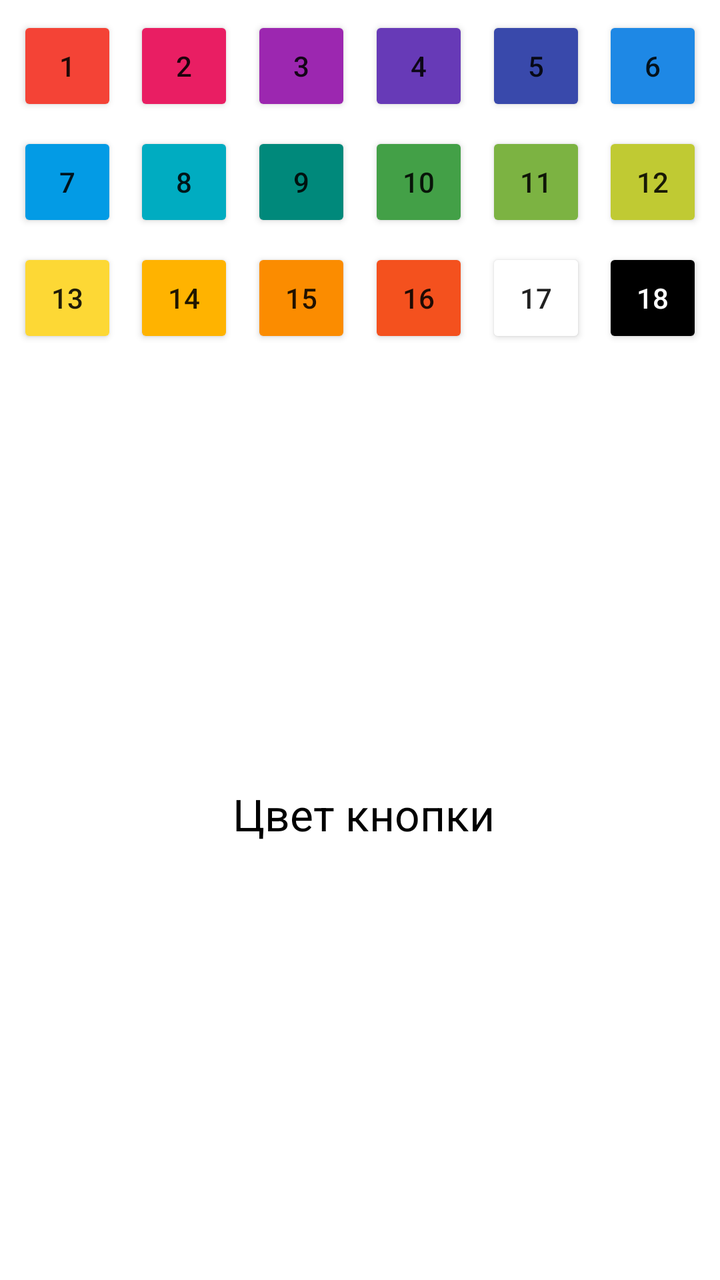
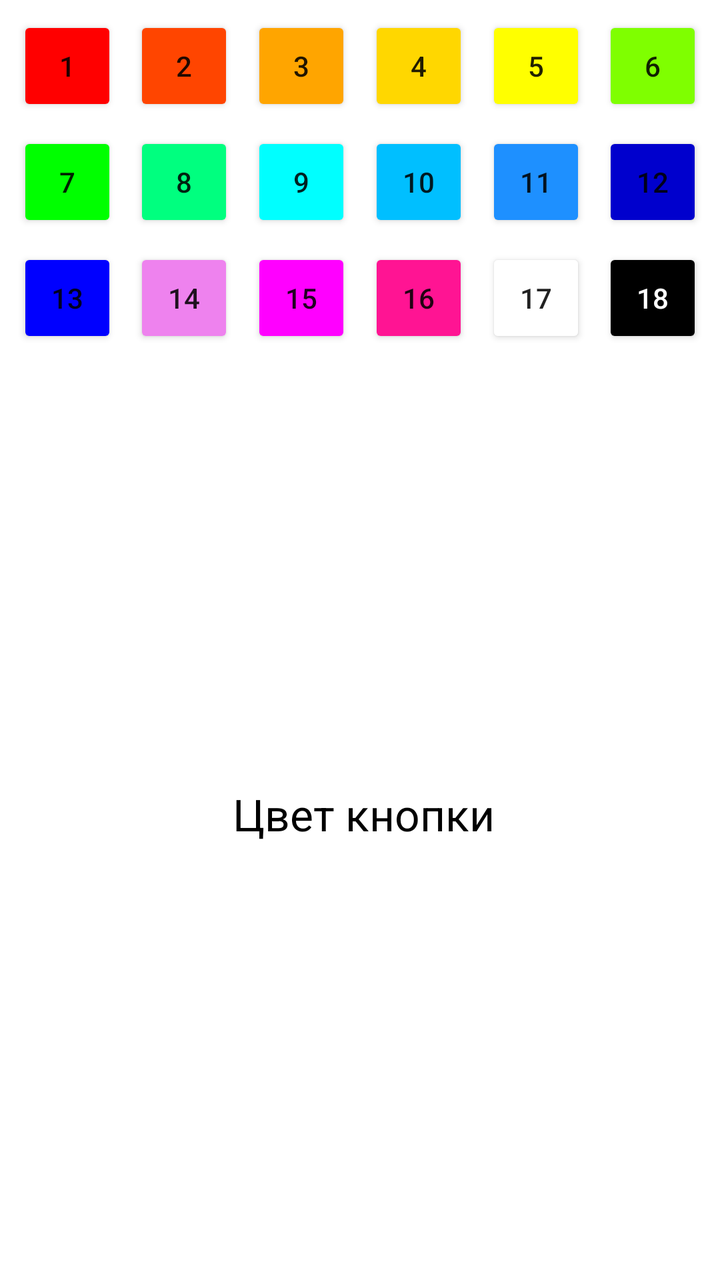

Compare the two renders of this Android layout. The source of the first and the diff that turns it into the second are given below.
<!-- AndroidManifest.xml: application theme Theme.AdressLentaWiFi -->
<!-- res/layout/activity_static_colors.xml -->
<?xml version="1.0" encoding="utf-8"?>
<androidx.constraintlayout.widget.ConstraintLayout xmlns:android="http://schemas.android.com/apk/res/android"
    xmlns:app="http://schemas.android.com/apk/res-auto"
    xmlns:tools="http://schemas.android.com/tools"
    android:layout_width="match_parent"
    android:layout_height="match_parent"
    android:backgroundTint="#FFFFFF"
    android:backgroundTintMode="add"
    tools:context=".StaticColorsActivity">

    <TextView
        android:id="@+id/textViewColor"
        android:layout_width="wrap_content"
        android:layout_height="wrap_content"
        android:text="Цвет кнопки "
        android:textColor="@color/black"
        android:textSize="22dp"
        app:layout_constraintBottom_toBottomOf="parent"
        app:layout_constraintEnd_toEndOf="parent"
        app:layout_constraintHorizontal_bias="0.52"
        app:layout_constraintStart_toStartOf="parent"
        app:layout_constraintTop_toBottomOf="@+id/button14" />

    <androidx.appcompat.widget.AppCompatButton
        android:id="@+id/button15"
        android:layout_width="50dp"
        android:layout_height="50dp"
        android:layout_marginTop="8dp"
        android:backgroundTint="#FFB300"
        android:tag="#FFB300"
        android:text="14"
        app:layout_constraintEnd_toStartOf="@+id/button17"
        app:layout_constraintHorizontal_bias="0.5"
        app:layout_constraintStart_toEndOf="@+id/button18"
        app:layout_constraintTop_toBottomOf="@+id/button9" />

    <androidx.appcompat.widget.AppCompatButton
        android:id="@+id/button13"
        android:layout_width="50dp"
        android:layout_height="50dp"
        android:layout_marginTop="8dp"
        android:backgroundTint="#000000"
        android:tag="#000000"
        android:text="18"
        android:textColor="@color/white"
        app:layout_constraintEnd_toEndOf="parent"
        app:layout_constraintHorizontal_bias="0.5"
        app:layout_constraintStart_toEndOf="@+id/button16"
        app:layout_constraintTop_toBottomOf="@+id/button8" />

    <androidx.appcompat.widget.AppCompatButton
        android:id="@+id/button14"
        android:layout_width="50dp"
        android:layout_height="50dp"
        android:layout_marginTop="8dp"
        android:backgroundTint="#F4511E"
        android:tag="#F4511E"
        android:text="16"
        app:layout_constraintEnd_toStartOf="@+id/button16"
        app:layout_constraintHorizontal_bias="0.5"
        app:layout_constraintStart_toEndOf="@+id/button17"
        app:layout_constraintTop_toBottomOf="@+id/button7" />

    <androidx.appcompat.widget.AppCompatButton
        android:id="@+id/button17"
        android:layout_width="50dp"
        android:layout_height="50dp"
        android:layout_marginTop="8dp"
        android:backgroundTint="#FB8C00"
        android:tag="#FB8C00"
        android:text="15"
        app:layout_constraintEnd_toStartOf="@+id/button14"
        app:layout_constraintHorizontal_bias="0.5"
        app:layout_constraintStart_toEndOf="@+id/button15"
        app:layout_constraintTop_toBottomOf="@+id/button10" />

    <androidx.appcompat.widget.AppCompatButton
        android:id="@+id/button18"
        android:layout_width="50dp"
        android:layout_height="50dp"
        android:layout_marginTop="8dp"
        android:backgroundTint="#FDD835"
        android:tag="#FDD835"
        android:text="13"
        app:layout_constraintEnd_toStartOf="@+id/button15"
        app:layout_constraintHorizontal_bias="0.5"
        app:layout_constraintStart_toStartOf="parent"
        app:layout_constraintTop_toBottomOf="@+id/button11" />

    <androidx.appcompat.widget.AppCompatButton
        android:id="@+id/button16"
        android:layout_width="50dp"
        android:layout_height="50dp"
        android:layout_marginTop="8dp"
        android:backgroundTint="#FFFFFF"
        android:tag="#FFFFFF"
        android:text="17"
        app:layout_constraintEnd_toStartOf="@+id/button13"
        app:layout_constraintHorizontal_bias="0.5"
        app:layout_constraintStart_toEndOf="@+id/button14"
        app:layout_constraintTop_toBottomOf="@+id/button12" />

    <androidx.appcompat.widget.AppCompatButton
        android:id="@+id/button11"
        android:layout_width="50dp"
        android:layout_height="50dp"
        android:layout_marginTop="8dp"
        android:layout_marginBottom="8dp"
        android:backgroundTint="#039BE5"
        android:tag="#039BE5"
        android:text="7"
        app:layout_constraintBottom_toTopOf="@+id/button18"
        app:layout_constraintEnd_toStartOf="@+id/button9"
        app:layout_constraintHorizontal_bias="0.5"
        app:layout_constraintStart_toStartOf="parent"
        app:layout_constraintTop_toBottomOf="@+id/button1" />

    <androidx.appcompat.widget.AppCompatButton
        android:id="@+id/button7"
        android:layout_width="50dp"
        android:layout_height="50dp"
        android:layout_marginTop="8dp"
        android:backgroundTint="#43A047"
        android:tag="#43A047"
        android:text="10"
        app:layout_constraintEnd_toStartOf="@+id/button12"
        app:layout_constraintHorizontal_bias="0.5"
        app:layout_constraintStart_toEndOf="@+id/button10"
        app:layout_constraintTop_toBottomOf="@+id/button4" />

    <androidx.appcompat.widget.AppCompatButton
        android:id="@+id/button8"
        android:layout_width="50dp"
        android:layout_height="50dp"
        android:layout_marginTop="8dp"
        android:backgroundTint="#C0CA33"
        android:tag="#C0CA33"
        android:text="12"
        app:layout_constraintEnd_toEndOf="parent"
        app:layout_constraintHorizontal_bias="0.5"
        app:layout_constraintStart_toEndOf="@+id/button12"
        app:layout_constraintTop_toBottomOf="@+id/button6" />

    <androidx.appcompat.widget.AppCompatButton
        android:id="@+id/button9"
        android:layout_width="50dp"
        android:layout_height="50dp"
        android:layout_marginTop="8dp"
        android:backgroundTint="#00ACC1"
        android:tag="#00ACC1"
        android:text="8"
        app:layout_constraintEnd_toStartOf="@+id/button10"
        app:layout_constraintHorizontal_bias="0.5"
        app:layout_constraintStart_toEndOf="@+id/button11"
        app:layout_constraintTop_toBottomOf="@+id/button2" />

    <androidx.appcompat.widget.AppCompatButton
        android:id="@+id/button10"
        android:layout_width="50dp"
        android:layout_height="50dp"
        android:layout_marginTop="8dp"
        android:backgroundTint="#00897B"
        android:tag="#00897B"
        android:text="9"
        app:layout_constraintEnd_toStartOf="@+id/button7"
        app:layout_constraintHorizontal_bias="0.5"
        app:layout_constraintStart_toEndOf="@+id/button9"
        app:layout_constraintTop_toBottomOf="@+id/button3" />

    <androidx.appcompat.widget.AppCompatButton
        android:id="@+id/button12"
        android:layout_width="50dp"
        android:layout_height="50dp"
        android:layout_marginTop="8dp"
        android:backgroundTint="#7CB342"
        android:tag="#7CB342"
        android:text="11"
        app:layout_constraintEnd_toStartOf="@+id/button8"
        app:layout_constraintHorizontal_bias="0.5"
        app:layout_constraintStart_toEndOf="@+id/button7"
        app:layout_constraintTop_toBottomOf="@+id/button5" />

    <androidx.appcompat.widget.AppCompatButton
        android:id="@+id/button4"
        android:layout_width="50dp"
        android:layout_height="50dp"
        android:layout_marginTop="8dp"
        android:backgroundTint="#673AB7"
        android:tag="#673AB7"
        android:text="4"
        app:layout_constraintEnd_toStartOf="@+id/button5"
        app:layout_constraintHorizontal_bias="0.5"
        app:layout_constraintStart_toEndOf="@+id/button3"
        app:layout_constraintTop_toTopOf="parent" />

    <androidx.appcompat.widget.AppCompatButton
        android:id="@+id/button6"
        android:layout_width="50dp"
        android:layout_height="50dp"
        android:layout_marginTop="8dp"
        android:backgroundTint="#1E88E5"
        android:tag="#1E88E5"
        android:text="6"
        app:layout_constraintEnd_toEndOf="parent"
        app:layout_constraintHorizontal_bias="0.5"
        app:layout_constraintStart_toEndOf="@+id/button5"
        app:layout_constraintTop_toTopOf="parent" />

    <androidx.appcompat.widget.AppCompatButton
        android:id="@+id/button3"
        android:layout_width="50dp"
        android:layout_height="50dp"
        android:layout_marginTop="8dp"
        android:backgroundTint="#9C27B0"
        android:tag="#9C27B0"
        android:text="3"
        app:layout_constraintEnd_toStartOf="@+id/button4"
        app:layout_constraintHorizontal_bias="0.5"
        app:layout_constraintStart_toEndOf="@+id/button2"
        app:layout_constraintTop_toTopOf="parent" />

    <androidx.appcompat.widget.AppCompatButton
        android:id="@+id/button1"
        android:layout_width="50dp"
        android:layout_height="50dp"
        android:layout_marginTop="8dp"
        android:backgroundTint="#F44336"
        android:tag="#F44336"
        android:text="1"
        app:layout_constraintEnd_toStartOf="@+id/button2"
        app:layout_constraintHorizontal_bias="0.5"
        app:layout_constraintStart_toStartOf="parent"
        app:layout_constraintTop_toTopOf="parent" />

    <androidx.appcompat.widget.AppCompatButton
        android:id="@+id/button5"
        android:layout_width="50dp"
        android:layout_height="50dp"
        android:layout_marginTop="8dp"
        android:backgroundTint="#3949AB"
        android:tag="#3949AB"
        android:text="5"
        app:layout_constraintEnd_toStartOf="@+id/button6"
        app:layout_constraintHorizontal_bias="0.5"
        app:layout_constraintStart_toEndOf="@+id/button4"
        app:layout_constraintTop_toTopOf="parent" />

    <androidx.appcompat.widget.AppCompatButton
        android:id="@+id/button2"
        android:layout_width="50dp"
        android:layout_height="50dp"
        android:layout_marginTop="8dp"
        android:backgroundTint="#E91E63"
        android:tag="#E91E63"
        android:text="2"
        app:layout_constraintEnd_toStartOf="@+id/button3"
        app:layout_constraintHorizontal_bias="0.5"
        app:layout_constraintStart_toEndOf="@+id/button1"
        app:layout_constraintTop_toTopOf="parent" />

</androidx.constraintlayout.widget.ConstraintLayout>
<!-- resources referenced by this layout -->
<resources>
  <color name="black">#FF000000</color>
  <color name="white">#FFFFFFFF</color>
  <style name="Theme.AdressLentaWiFi" parent="Theme.MaterialComponents.DayNight.DarkActionBar">
          
          <item name="colorPrimary">@color/purple_500</item>
          <item name="colorPrimaryVariant">@color/purple_700</item>
          <item name="colorOnPrimary">@color/white</item>
          
          <item name="colorSecondary">@color/teal_200</item>
          <item name="colorSecondaryVariant">@color/teal_700</item>
          <item name="colorOnSecondary">@color/black</item>
          
          <item name="android:statusBarColor" tools:targetApi="l">?attr/colorPrimaryVariant</item>
          
      </style>
  <color name="purple_500">#FF6200EE</color>
  <color name="purple_700">#FF3700B3</color>
  <color name="teal_200">#FF03DAC5</color>
  <color name="teal_700">#FF018786</color>
</resources>

<!-- the commit's change to res/layout/activity_static_colors.xml (unified diff, before → after) -->
@@ -26,8 +26,8 @@
         android:layout_width="50dp"
         android:layout_height="50dp"
         android:layout_marginTop="8dp"
-        android:backgroundTint="#FFB300"
-        android:tag="#FFB300"
+        android:backgroundTint="#EE82EE"
+        android:tag="#EE82EE"
         android:text="14"
         app:layout_constraintEnd_toStartOf="@+id/button17"
         app:layout_constraintHorizontal_bias="0.5"
@@ -53,8 +53,8 @@
         android:layout_width="50dp"
         android:layout_height="50dp"
         android:layout_marginTop="8dp"
-        android:backgroundTint="#F4511E"
-        android:tag="#F4511E"
+        android:backgroundTint="#FF1493"
+        android:tag="#FF1493"
         android:text="16"
         app:layout_constraintEnd_toStartOf="@+id/button16"
         app:layout_constraintHorizontal_bias="0.5"
@@ -66,8 +66,8 @@
         android:layout_width="50dp"
         android:layout_height="50dp"
         android:layout_marginTop="8dp"
-        android:backgroundTint="#FB8C00"
-        android:tag="#FB8C00"
+        android:backgroundTint="#FF00FF"
+        android:tag="#FF00FF"
         android:text="15"
         app:layout_constraintEnd_toStartOf="@+id/button14"
         app:layout_constraintHorizontal_bias="0.5"
@@ -79,8 +79,8 @@
         android:layout_width="50dp"
         android:layout_height="50dp"
         android:layout_marginTop="8dp"
-        android:backgroundTint="#FDD835"
-        android:tag="#FDD835"
+        android:backgroundTint="#0000FF"
+        android:tag="#0000FF"
         android:text="13"
         app:layout_constraintEnd_toStartOf="@+id/button15"
         app:layout_constraintHorizontal_bias="0.5"
@@ -106,8 +106,8 @@
         android:layout_height="50dp"
         android:layout_marginTop="8dp"
         android:layout_marginBottom="8dp"
-        android:backgroundTint="#039BE5"
-        android:tag="#039BE5"
+        android:backgroundTint="#00FF00"
+        android:tag="#00FF00"
         android:text="7"
         app:layout_constraintBottom_toTopOf="@+id/button18"
         app:layout_constraintEnd_toStartOf="@+id/button9"
@@ -120,8 +120,8 @@
         android:layout_width="50dp"
         android:layout_height="50dp"
         android:layout_marginTop="8dp"
-        android:backgroundTint="#43A047"
-        android:tag="#43A047"
+        android:backgroundTint="#00BFFF"
+        android:tag="#00BFFF"
         android:text="10"
         app:layout_constraintEnd_toStartOf="@+id/button12"
         app:layout_constraintHorizontal_bias="0.5"
@@ -133,8 +133,8 @@
         android:layout_width="50dp"
         android:layout_height="50dp"
         android:layout_marginTop="8dp"
-        android:backgroundTint="#C0CA33"
-        android:tag="#C0CA33"
+        android:backgroundTint="#0000CD"
+        android:tag="#0000CD"
         android:text="12"
         app:layout_constraintEnd_toEndOf="parent"
         app:layout_constraintHorizontal_bias="0.5"
@@ -146,8 +146,8 @@
         android:layout_width="50dp"
         android:layout_height="50dp"
         android:layout_marginTop="8dp"
-        android:backgroundTint="#00ACC1"
-        android:tag="#00ACC1"
+        android:backgroundTint="#00FF7F"
+        android:tag="#00FF7F"
         android:text="8"
         app:layout_constraintEnd_toStartOf="@+id/button10"
         app:layout_constraintHorizontal_bias="0.5"
@@ -159,8 +159,8 @@
         android:layout_width="50dp"
         android:layout_height="50dp"
         android:layout_marginTop="8dp"
-        android:backgroundTint="#00897B"
-        android:tag="#00897B"
+        android:backgroundTint="#00FFFF"
+        android:tag="#00FFFF"
         android:text="9"
         app:layout_constraintEnd_toStartOf="@+id/button7"
         app:layout_constraintHorizontal_bias="0.5"
@@ -172,8 +172,8 @@
         android:layout_width="50dp"
         android:layout_height="50dp"
         android:layout_marginTop="8dp"
-        android:backgroundTint="#7CB342"
-        android:tag="#7CB342"
+        android:backgroundTint="#1E90FF"
+        android:tag="#1E90FF"
         android:text="11"
         app:layout_constraintEnd_toStartOf="@+id/button8"
         app:layout_constraintHorizontal_bias="0.5"
@@ -185,8 +185,8 @@
         android:layout_width="50dp"
         android:layout_height="50dp"
         android:layout_marginTop="8dp"
-        android:backgroundTint="#673AB7"
-        android:tag="#673AB7"
+        android:backgroundTint="#FFD700"
+        android:tag="#FFD700"
         android:text="4"
         app:layout_constraintEnd_toStartOf="@+id/button5"
         app:layout_constraintHorizontal_bias="0.5"
@@ -198,8 +198,8 @@
         android:layout_width="50dp"
         android:layout_height="50dp"
         android:layout_marginTop="8dp"
-        android:backgroundTint="#1E88E5"
-        android:tag="#1E88E5"
+        android:backgroundTint="#7FFF00"
+        android:tag="#7FFF00"
         android:text="6"
         app:layout_constraintEnd_toEndOf="parent"
         app:layout_constraintHorizontal_bias="0.5"
@@ -211,8 +211,8 @@
         android:layout_width="50dp"
         android:layout_height="50dp"
         android:layout_marginTop="8dp"
-        android:backgroundTint="#9C27B0"
-        android:tag="#9C27B0"
+        android:backgroundTint="#FFA500"
+        android:tag="#FFA500"
         android:text="3"
         app:layout_constraintEnd_toStartOf="@+id/button4"
         app:layout_constraintHorizontal_bias="0.5"
@@ -224,8 +224,8 @@
         android:layout_width="50dp"
         android:layout_height="50dp"
         android:layout_marginTop="8dp"
-        android:backgroundTint="#F44336"
-        android:tag="#F44336"
+        android:backgroundTint="#FF0000"
+        android:tag="#FF0000"
         android:text="1"
         app:layout_constraintEnd_toStartOf="@+id/button2"
         app:layout_constraintHorizontal_bias="0.5"
@@ -237,8 +237,8 @@
         android:layout_width="50dp"
         android:layout_height="50dp"
         android:layout_marginTop="8dp"
-        android:backgroundTint="#3949AB"
-        android:tag="#3949AB"
+        android:backgroundTint="#FFFF00"
+        android:tag="#FFFF00"
         android:text="5"
         app:layout_constraintEnd_toStartOf="@+id/button6"
         app:layout_constraintHorizontal_bias="0.5"
@@ -250,8 +250,8 @@
         android:layout_width="50dp"
         android:layout_height="50dp"
         android:layout_marginTop="8dp"
-        android:backgroundTint="#E91E63"
-        android:tag="#E91E63"
+        android:backgroundTint="#FF4500"
+        android:tag="#FF4500"
         android:text="2"
         app:layout_constraintEnd_toStartOf="@+id/button3"
         app:layout_constraintHorizontal_bias="0.5"
